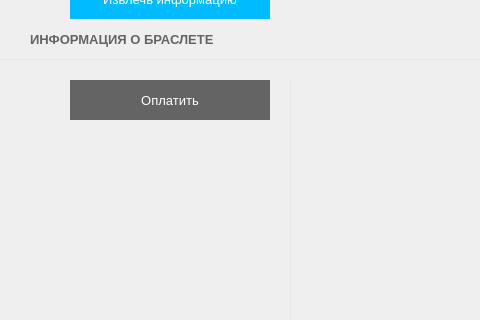
Qt form Client/forms/StatusForm.ui (Baxulio/Attraction) before a commit; both pictures show x 0 to 480 and y 129 to 449 of the 753 by 566 pixel window.
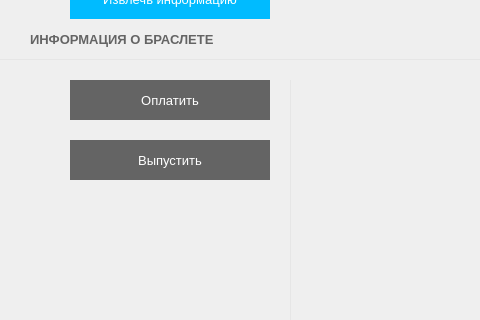
The same form after that commit. Icons and pictures are not drawn.

```diff
--- a/Client/forms/StatusForm.ui
+++ b/Client/forms/StatusForm.ui
@@ -395,6 +395,40 @@
          </property>
         </widget>
        </item>
+       <item>
+        <widget class="QPushButton" name="allow_but">
+         <property name="enabled">
+          <bool>true</bool>
+         </property>
+         <property name="minimumSize">
+          <size>
+           <width>200</width>
+           <height>40</height>
+          </size>
+         </property>
+         <property name="font">
+          <font>
+           <pointsize>10</pointsize>
+          </font>
+         </property>
+         <property name="styleSheet">
+          <string notr="true">QAbstractButton{
+color: rgb(255, 255, 255);
+border:none;
+background-color: rgb(100, 100, 100);
+
+}
+QAbstractButton:hover{
+/*background-color: rgb(255, 170, 0);*/
+background-color: rgb(100, 100, 100,50%);
+
+}</string>
+         </property>
+         <property name="text">
+          <string>Выпустить</string>
+         </property>
+        </widget>
+       </item>
        <item>
         <spacer name="verticalSpacer_4">
          <property name="orientation">
```
